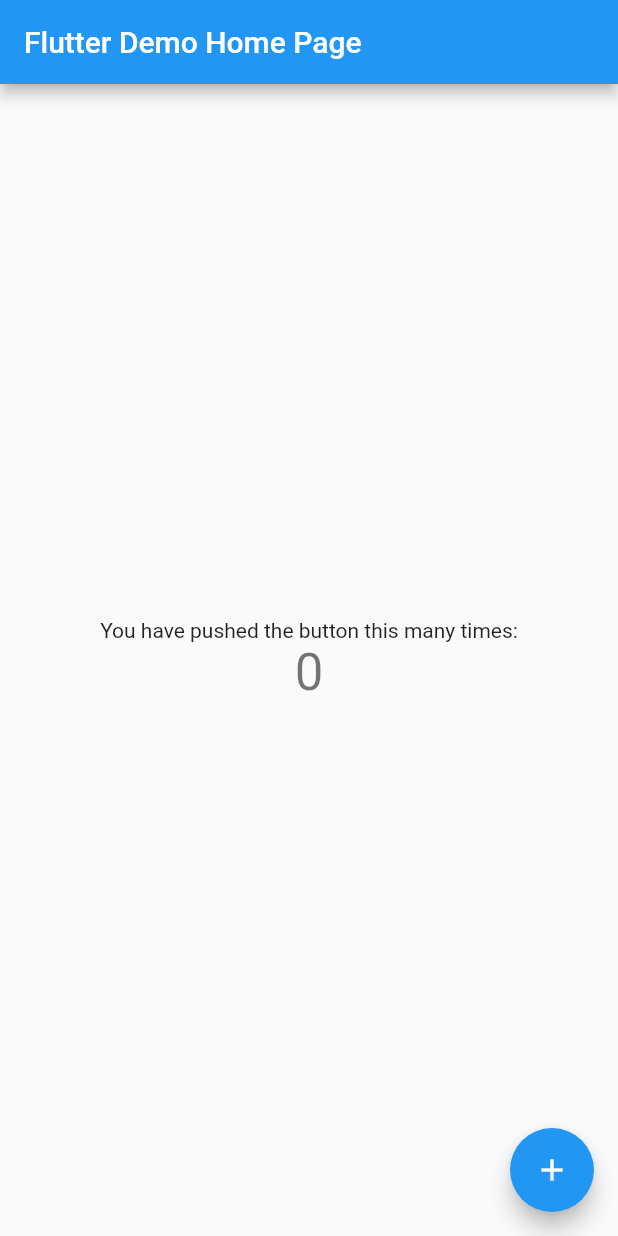
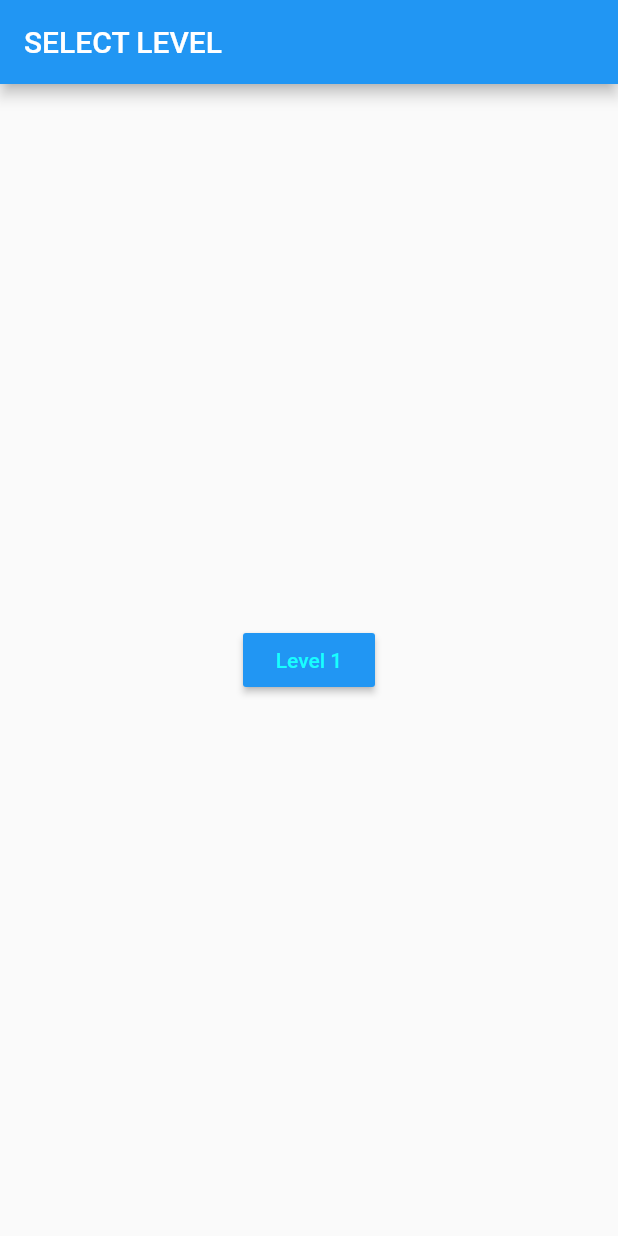
Before and after one commit to wajihuddinkamran/Sessional, a Flutter app: the screen it shows after launch, on a phone screen of 412 x 824 dp. Run offline on Flutter 3.47's test engine with Material 2 defaults, Android fonts, the phone set to English and light mode, and no system bars.

Commit message:
Commit 4: Adding screens of level one and level two

```diff
--- /dev/null
+++ b/sessional_2/lib/MainScreen.dart
@@ -0,0 +1,52 @@
+
+import 'package:flutter/material.dart';
+import 'secondscreen.dart';
+import 'thirdscreen.dart';
+
+class MainScreen extends StatelessWidget {
+  @override
+  Widget build(BuildContext context) {
+    return new Scaffold(
+      appBar: AppBar(
+        // leading: IconButton(icon: Icon(Icons.menu), onPressed: (){
+        //
+        // }),
+        title: Text("SELECT LEVEL"),
+      ),
+
+      body: Center(child: RaisedButton(
+
+        child: Text('Level 1',style: TextStyle(
+          color: Colors.cyanAccent,
+
+        ),
+        ),
+        color: Colors.blue,
+        onPressed: (){
+          Navigator.push(context,
+            MaterialPageRoute(builder: (context)=>SecondScreen()
+            ),
+          );
+        },
+      ),
+      ),
+
+      body: Center(child: RaisedButton(
+
+        child: Text('Level 1',style: TextStyle(
+          color: Colors.cyanAccent,
+
+        ),
+        ),
+        color: Colors.blue,
+        onPressed: (){
+          Navigator.push(context,
+          MaterialPageRoute(builder: (context)=>ThirdScreen()
+          ),
+          );
+        },
+      ),
+      ),
+    );
+  }
+}
--- a/sessional_2/lib/main.dart
+++ b/sessional_2/lib/main.dart
@@ -1,5 +1,5 @@
 import 'package:flutter/material.dart';
-
+import 'MainScreen.dart';
 void main() {
   runApp(MyApp());
 }
@@ -9,6 +9,7 @@ class MyApp extends StatelessWidget {
   @override
   Widget build(BuildContext context) {
     return MaterialApp(
+      debugShowCheckedModeBanner: false,
       title: 'Flutter Demo',
       theme: ThemeData(
         // This is the theme of your application.
@@ -26,92 +27,7 @@ class MyApp extends StatelessWidget {
         // closer together (more dense) than on mobile platforms.
         visualDensity: VisualDensity.adaptivePlatformDensity,
       ),
-      home: MyHomePage(title: 'Flutter Demo Home Page'),
+      home: MainScreen(),
     );
   }
 }
-
-class MyHomePage extends StatefulWidget {
-  MyHomePage({Key key, this.title}) : super(key: key);
-
-  // This widget is the home page of your application. It is stateful, meaning
-  // that it has a State object (defined below) that contains fields that affect
-  // how it looks.
-
-  // This class is the configuration for the state. It holds the values (in this
-  // case the title) provided by the parent (in this case the App widget) and
-  // used by the build method of the State. Fields in a Widget subclass are
-  // always marked "final".
-
-  final String title;
-
-  @override
-  _MyHomePageState createState() => _MyHomePageState();
-}
-
-class _MyHomePageState extends State<MyHomePage> {
-  int _counter = 0;
-
-  void _incrementCounter() {
-    setState(() {
-      // This call to setState tells the Flutter framework that something has
-      // changed in this State, which causes it to rerun the build method below
-      // so that the display can reflect the updated values. If we changed
-      // _counter without calling setState(), then the build method would not be
-      // called again, and so nothing would appear to happen.
-      _counter++;
-    });
-  }
-
-  @override
-  Widget build(BuildContext context) {
-    // This method is rerun every time setState is called, for instance as done
-    // by the _incrementCounter method above.
-    //
-    // The Flutter framework has been optimized to make rerunning build methods
-    // fast, so that you can just rebuild anything that needs updating rather
-    // than having to individually change instances of widgets.
-    return Scaffold(
-      appBar: AppBar(
-        // Here we take the value from the MyHomePage object that was created by
-        // the App.build method, and use it to set our appbar title.
-        title: Text(widget.title),
-      ),
-      body: Center(
-        // Center is a layout widget. It takes a single child and positions it
-        // in the middle of the parent.
-        child: Column(
-          // Column is also a layout widget. It takes a list of children and
-          // arranges them vertically. By default, it sizes itself to fit its
-          // children horizontally, and tries to be as tall as its parent.
-          //
-          // Invoke "debug painting" (press "p" in the console, choose the
-          // "Toggle Debug Paint" action from the Flutter Inspector in Android
-          // Studio, or the "Toggle Debug Paint" command in Visual Studio Code)
-          // to see the wireframe for each widget.
-          //
-          // Column has various properties to control how it sizes itself and
-          // how it positions its children. Here we use mainAxisAlignment to
-          // center the children vertically; the main axis here is the vertical
-          // axis because Columns are vertical (the cross axis would be
-          // horizontal).
-          mainAxisAlignment: MainAxisAlignment.center,
-          children: <Widget>[
-            Text(
-              'You have pushed the button this many times:',
-            ),
-            Text(
-              '$_counter',
-              style: Theme.of(context).textTheme.headline4,
-            ),
-          ],
-        ),
-      ),
-      floatingActionButton: FloatingActionButton(
-        onPressed: _incrementCounter,
-        tooltip: 'Increment',
-        child: Icon(Icons.add),
-      ), // This trailing comma makes auto-formatting nicer for build methods.
-    );
-  }
-}
```
Also changed, not shown: sessional_2/lib/secondscreen.dart (added, +18 -0 lines), sessional_2/lib/thirdscreen.dart (added, +18 -0 lines), 5 other files.
